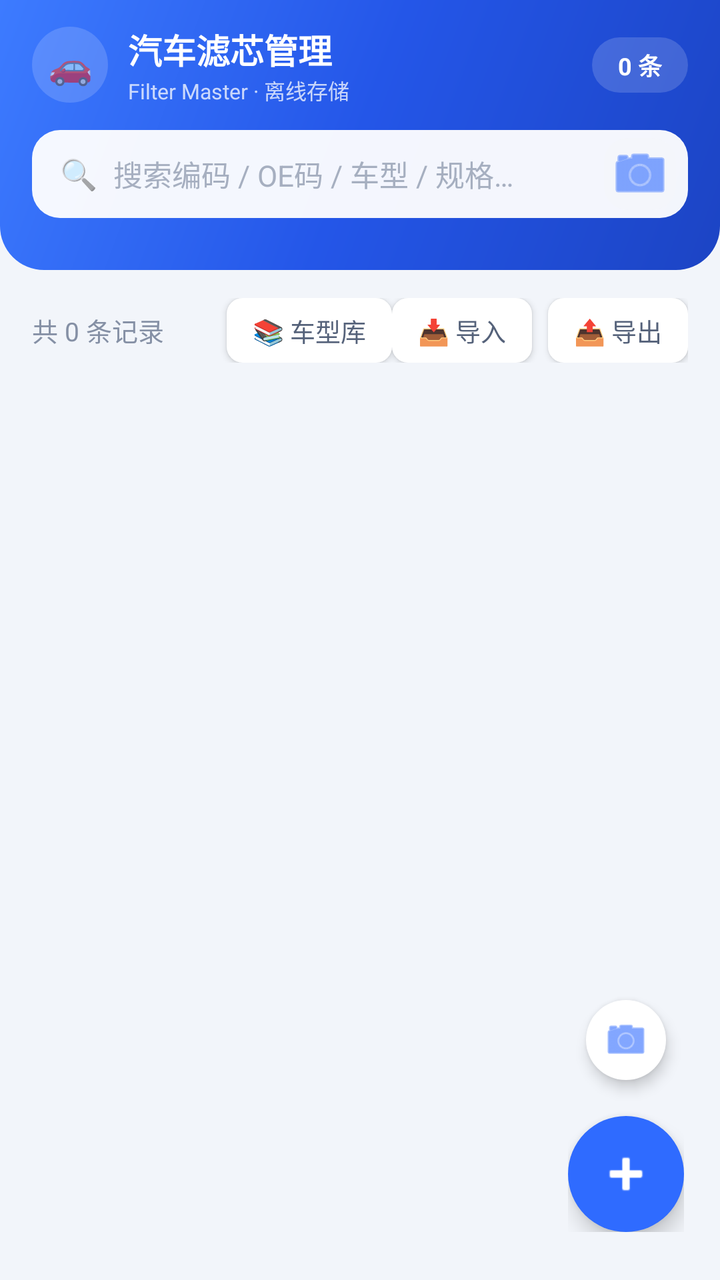
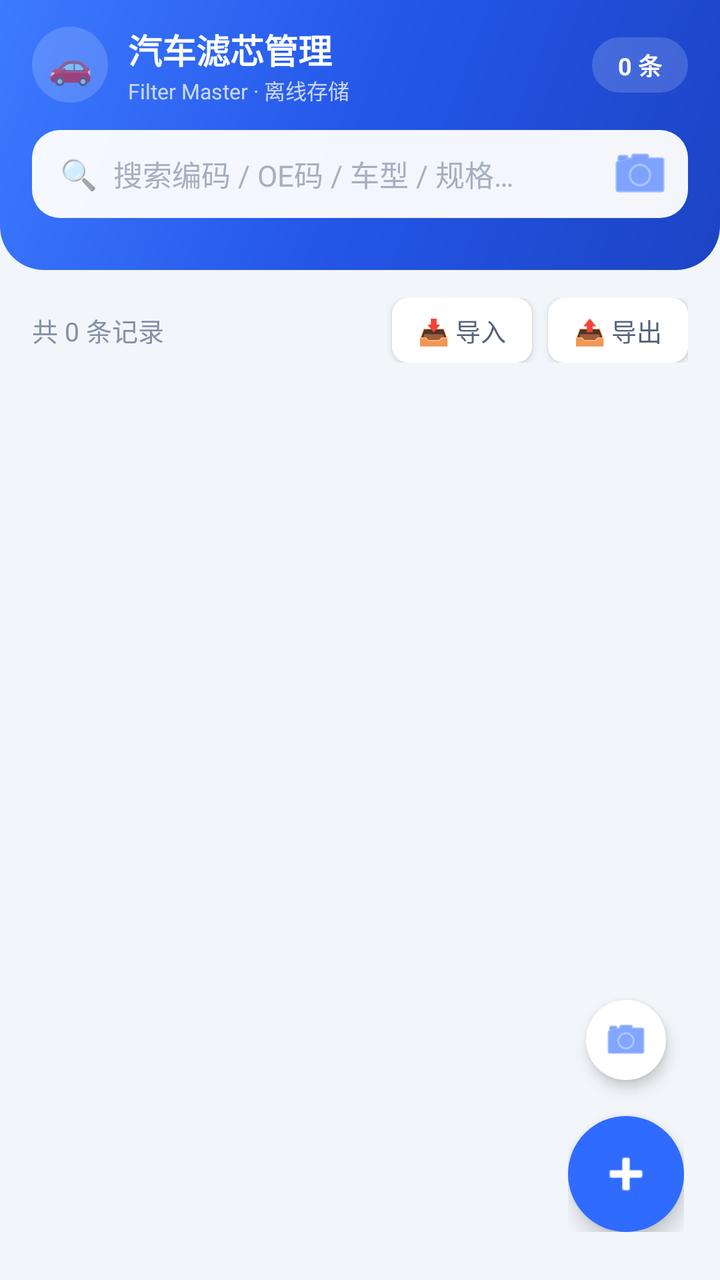

An Android layout rendered at two revisions. The XML below is the earlier revision; the diff shows what the commit changed to produce the second picture.
<!-- AndroidManifest.xml: application theme Theme.FilterMaster -->
<!-- res/layout/activity_main.xml -->
<?xml version="1.0" encoding="utf-8"?>
<androidx.coordinatorlayout.widget.CoordinatorLayout
    xmlns:android="http://schemas.android.com/apk/res/android"
    xmlns:app="http://schemas.android.com/apk/res-auto"
    android:layout_width="match_parent"
    android:layout_height="match_parent">

    <LinearLayout
        android:layout_width="match_parent"
        android:layout_height="match_parent"
        android:orientation="vertical">

        
        <LinearLayout
            android:id="@+id/header"
            android:layout_width="match_parent"
            android:layout_height="wrap_content"
            android:background="@drawable/bg_header"
            android:orientation="vertical"
            android:paddingLeft="16dp"
            android:paddingRight="16dp"
            android:paddingTop="12dp"
            android:paddingBottom="14dp">

            <LinearLayout
                android:layout_width="match_parent"
                android:layout_height="wrap_content"
                android:gravity="center_vertical"
                android:orientation="horizontal">

                <TextView
                    android:layout_width="38dp"
                    android:layout_height="38dp"
                    android:background="@drawable/bg_pill"
                    android:gravity="center"
                    android:text="🚗"
                    android:textSize="18sp" />

                <LinearLayout
                    android:layout_width="0dp"
                    android:layout_height="wrap_content"
                    android:layout_marginStart="10dp"
                    android:layout_weight="1"
                    android:orientation="vertical">

                    <TextView
                        android:layout_width="wrap_content"
                        android:layout_height="wrap_content"
                        android:text="@string/app_name"
                        android:textColor="#FFFFFF"
                        android:textSize="17sp"
                        android:textStyle="bold" />

                    <TextView
                        android:layout_width="wrap_content"
                        android:layout_height="wrap_content"
                        android:text="@string/brand_sub"
                        android:textColor="#BFFFFFFF"
                        android:textSize="10.5sp" />
                </LinearLayout>

                <TextView
                    android:id="@+id/tvTotalCount"
                    android:layout_width="wrap_content"
                    android:layout_height="wrap_content"
                    android:background="@drawable/bg_pill"
                    android:paddingLeft="13dp"
                    android:paddingRight="13dp"
                    android:paddingTop="5dp"
                    android:paddingBottom="5dp"
                    android:text="0 条"
                    android:textColor="#FFFFFF"
                    android:textSize="12sp"
                    android:textStyle="bold" />
            </LinearLayout>

            
            <LinearLayout
                android:layout_width="match_parent"
                android:layout_height="wrap_content"
                android:layout_marginTop="12dp"
                android:background="@drawable/bg_search"
                android:gravity="center_vertical"
                android:orientation="horizontal"
                android:paddingLeft="14dp"
                android:paddingRight="6dp"
                android:paddingTop="4dp"
                android:paddingBottom="4dp">

                <TextView
                    android:layout_width="wrap_content"
                    android:layout_height="wrap_content"
                    android:paddingRight="8dp"
                    android:text="🔍"
                    android:textSize="15sp" />

                <EditText
                    android:id="@+id/etSearch"
                    android:layout_width="0dp"
                    android:layout_height="wrap_content"
                    android:layout_weight="1"
                    android:background="@null"
                    android:hint="搜索编码 / OE码 / 车型 / 规格…"
                    android:imeOptions="actionSearch"
                    android:importantForAutofill="no"
                    android:inputType="text"
                    android:maxLines="1"
                    android:minWidth="0dp"
                    android:textColor="@color/text_main"
                    android:textColorHint="#A6AFC0"
                    android:textSize="14.5sp" />

                <ImageButton
                    android:id="@+id/btnClear"
                    android:layout_width="34dp"
                    android:layout_height="34dp"
                    android:background="?attr/selectableItemBackgroundBorderless"
                    android:contentDescription="清空"
                    android:src="@android:drawable/ic_menu_close_clear_cancel"
                    android:tint="#8590A5"
                    android:visibility="gone" />

                <ImageButton
                    android:id="@+id/btnScanSearch"
                    android:layout_width="36dp"
                    android:layout_height="36dp"
                    android:background="@drawable/bg_field"
                    android:contentDescription="扫码搜索"
                    android:src="@android:drawable/ic_menu_camera"
                    android:tint="#2F6BFF" />
            </LinearLayout>

            
            <HorizontalScrollView
                android:layout_width="match_parent"
                android:layout_height="wrap_content"
                android:layout_marginTop="12dp"
                android:scrollbars="none">

                <LinearLayout
                    android:id="@+id/filterBar"
                    android:layout_width="wrap_content"
                    android:layout_height="wrap_content"
                    android:orientation="horizontal" />
            </HorizontalScrollView>
        </LinearLayout>

        
        <LinearLayout
            android:layout_width="match_parent"
            android:layout_height="wrap_content"
            android:gravity="center_vertical"
            android:orientation="horizontal"
            android:paddingLeft="16dp"
            android:paddingRight="16dp"
            android:paddingTop="14dp"
            android:paddingBottom="4dp">

            <TextView
                android:id="@+id/tvStats"
                android:layout_width="0dp"
                android:layout_height="wrap_content"
                android:layout_weight="1"
                android:text="共 0 条记录"
                android:textColor="@color/text_sub"
                android:textSize="13sp" />

            <TextView
                android:id="@+id/btnCatalog"
                android:layout_width="wrap_content"
                android:layout_height="wrap_content"
                android:background="@drawable/bg_rounded_8"
                android:backgroundTint="#FFFFFF"
                android:elevation="2dp"
                android:paddingLeft="13dp"
                android:paddingRight="13dp"
                android:paddingTop="7dp"
                android:paddingBottom="7dp"
                android:text="📚 车型库"
                android:textColor="#55627A"
                android:textSize="12.5sp" />

            <TextView
                android:id="@+id/btnImport"
                android:layout_width="wrap_content"
                android:layout_height="wrap_content"
                android:background="@drawable/bg_rounded_8"
                android:backgroundTint="#FFFFFF"
                android:elevation="2dp"
                android:paddingLeft="13dp"
                android:paddingRight="13dp"
                android:paddingTop="7dp"
                android:paddingBottom="7dp"
                android:text="📥 导入"
                android:textColor="#55627A"
                android:textSize="12.5sp" />

            <TextView
                android:id="@+id/btnExport"
                android:layout_width="wrap_content"
                android:layout_height="wrap_content"
                android:layout_marginStart="8dp"
                android:background="@drawable/bg_rounded_8"
                android:backgroundTint="#FFFFFF"
                android:elevation="2dp"
                android:paddingLeft="13dp"
                android:paddingRight="13dp"
                android:paddingTop="7dp"
                android:paddingBottom="7dp"
                android:text="📤 导出"
                android:textColor="#55627A"
                android:textSize="12.5sp" />
        </LinearLayout>

        
        <androidx.recyclerview.widget.RecyclerView
            android:id="@+id/recycler"
            android:layout_width="match_parent"
            android:layout_height="0dp"
            android:layout_weight="1"
            android:clipToPadding="false"
            android:paddingLeft="16dp"
            android:paddingRight="16dp"
            android:paddingTop="10dp"
            android:paddingBottom="110dp" />

        
        <LinearLayout
            android:id="@+id/emptyView"
            android:layout_width="match_parent"
            android:layout_height="0dp"
            android:layout_weight="1"
            android:gravity="center"
            android:orientation="vertical"
            android:visibility="gone">

            <TextView
                android:id="@+id/emptyIcon"
                android:layout_width="88dp"
                android:layout_height="88dp"
                android:background="@drawable/bg_search"
                android:gravity="center"
                android:text="📦"
                android:textSize="40sp" />

            <TextView
                android:id="@+id/emptyTitle"
                android:layout_width="wrap_content"
                android:layout_height="wrap_content"
                android:layout_marginTop="16dp"
                android:text="暂无滤芯数据"
                android:textColor="#55627A"
                android:textSize="15.5sp"
                android:textStyle="bold" />

            <TextView
                android:id="@+id/emptySub"
                android:layout_width="wrap_content"
                android:layout_height="wrap_content"
                android:layout_marginTop="4dp"
                android:text="点击右下角 ＋ 添加第一条记录"
                android:textColor="@color/text_sub"
                android:textSize="12.5sp" />
        </LinearLayout>
    </LinearLayout>

    
    <LinearLayout
        android:layout_width="wrap_content"
        android:layout_height="wrap_content"
        android:layout_gravity="bottom|end"
        android:layout_marginRight="18dp"
        android:layout_marginBottom="24dp"
        android:gravity="center_horizontal"
        android:orientation="vertical">

        <com.google.android.material.floatingactionbutton.FloatingActionButton
            android:id="@+id/fabScan"
            android:layout_width="wrap_content"
            android:layout_height="wrap_content"
            android:backgroundTint="#FFFFFF"
            android:contentDescription="扫码"
            android:src="@android:drawable/ic_menu_camera"
            app:borderWidth="0dp"
            app:elevation="4dp"
            app:fabSize="mini"
            app:tint="#2F6BFF" />

        <com.google.android.material.floatingactionbutton.FloatingActionButton
            android:id="@+id/fabAdd"
            android:layout_width="wrap_content"
            android:layout_height="wrap_content"
            android:layout_marginTop="14dp"
            android:backgroundTint="#2F6BFF"
            android:contentDescription="新增"
            android:src="@android:drawable/ic_input_add"
            app:borderWidth="0dp"
            app:elevation="6dp"
            app:fabCustomSize="58dp"
            app:maxImageSize="30dp"
            app:tint="#FFFFFF" />
    </LinearLayout>
</androidx.coordinatorlayout.widget.CoordinatorLayout>
<!-- resources referenced by this layout -->
<resources>
  <color name="text_main">#1B2436</color>
  <color name="text_sub">#8590A5</color>
  <!-- drawable bg_field (drawable) -->
  <?xml version="1.0" encoding="utf-8"?>
  <shape xmlns:android="http://schemas.android.com/apk/res/android">
      <solid android:color="@color/field_bg" />
      <corners android:radius="12dp" />
  </shape>
  <!-- drawable bg_header (drawable) -->
  <?xml version="1.0" encoding="utf-8"?>
  <shape xmlns:android="http://schemas.android.com/apk/res/android">
      <gradient
          android:angle="315"
          android:startColor="#3D7BFF"
          android:centerColor="#2456E8"
          android:endColor="#1C44C4" />
      <corners
          android:bottomLeftRadius="22dp"
          android:bottomRightRadius="22dp" />
  </shape>
  <!-- drawable bg_pill (drawable) -->
  <?xml version="1.0" encoding="utf-8"?>
  <shape xmlns:android="http://schemas.android.com/apk/res/android">
      <solid android:color="#29FFFFFF" />
      <corners android:radius="20dp" />
  </shape>
  <!-- drawable bg_rounded_8 (drawable) -->
  <?xml version="1.0" encoding="utf-8"?>
  <shape xmlns:android="http://schemas.android.com/apk/res/android">
      <solid android:color="#EFF2F7" />
      <corners android:radius="8dp" />
  </shape>
  <!-- drawable bg_search (drawable) -->
  <?xml version="1.0" encoding="utf-8"?>
  <shape xmlns:android="http://schemas.android.com/apk/res/android">
      <solid android:color="#F2FFFFFF" />
      <corners android:radius="14dp" />
  </shape>
  <string name="app_name">汽车滤芯管理</string>
  <string name="brand_sub">Filter Master · 离线存储</string>
  <style name="Theme.FilterMaster" parent="Theme.MaterialComponents.Light.NoActionBar">
          <item name="colorPrimary">@color/primary</item>
          <item name="colorPrimaryDark">@color/primary_deep</item>
          <item name="android:statusBarColor">#2456E8</item>
          <item name="android:windowBackground">@color/bg</item>
          <item name="android:windowLightStatusBar">false</item>
      </style>
  <color name="field_bg">#F4F6FB</color>
  <color name="primary">#2F6BFF</color>
  <color name="primary_deep">#1E4FD6</color>
  <color name="bg">#F2F5FA</color>
</resources>

<!-- the commit's change to res/layout/activity_main.xml (unified diff, before → after) -->
@@ -164,21 +164,6 @@
                 android:text="共 0 条记录"
                 android:textColor="@color/text_sub"
                 android:textSize="13sp" />
-
-            <TextView
-                android:id="@+id/btnCatalog"
-                android:layout_width="wrap_content"
-                android:layout_height="wrap_content"
-                android:background="@drawable/bg_rounded_8"
-                android:backgroundTint="#FFFFFF"
-                android:elevation="2dp"
-                android:paddingLeft="13dp"
-                android:paddingRight="13dp"
-                android:paddingTop="7dp"
-                android:paddingBottom="7dp"
-                android:text="📚 车型库"
-                android:textColor="#55627A"
-                android:textSize="12.5sp" />
 
             <TextView
                 android:id="@+id/btnImport"
